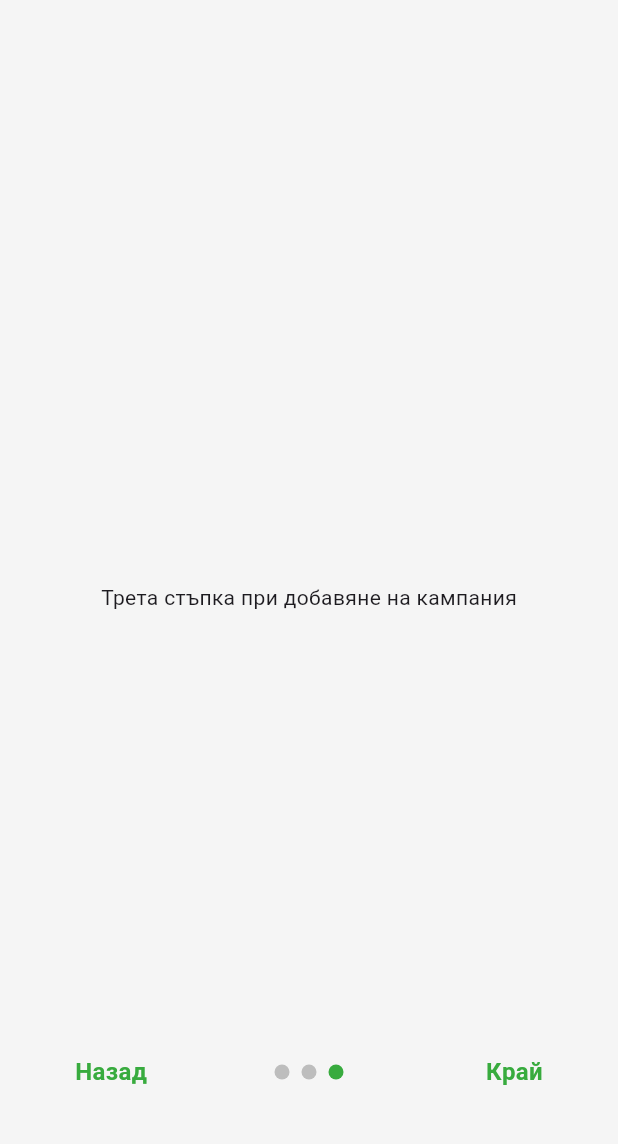
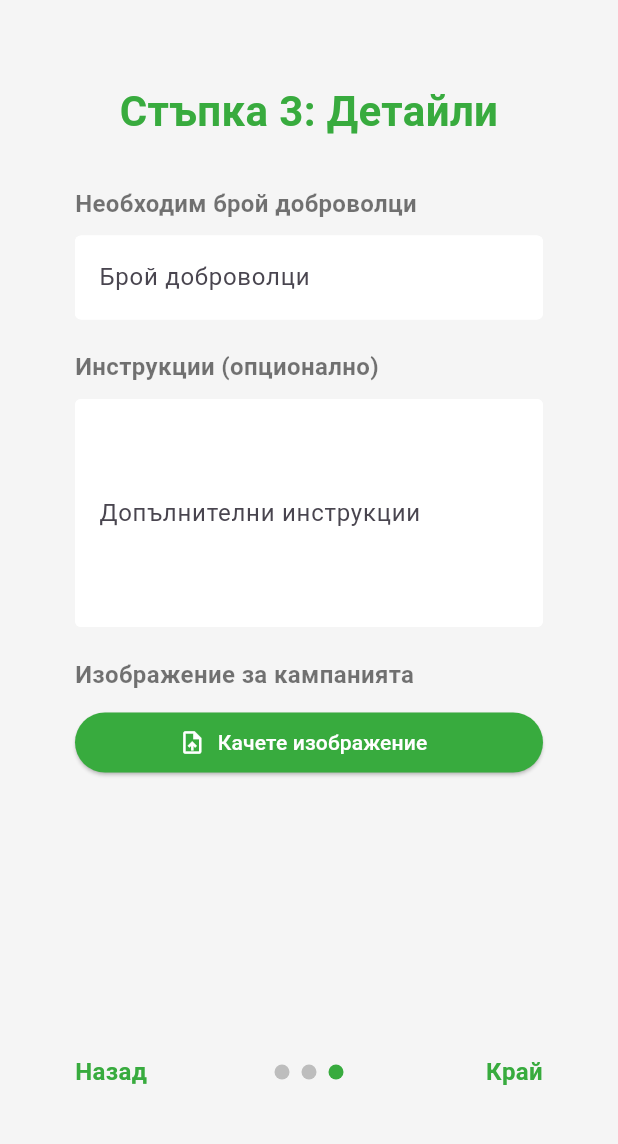
Before and after one commit to ZvezdiPro/Volunteer-Varna, a Flutter app: the CreateCampaign screen opened directly, swiped to page 3, on a phone screen of 412 x 824 dp, the part 63-1207 px from its top. Run offline on Flutter 3.47's test engine with Material 3 defaults, Android fonts, the phone set to English and light mode, and no system bars; drawn by our look-alikes of smooth_page_indicator; our stand-ins replace firebase_auth, firebase_core, flutter_spinkit; accounts and stored records are empty.

Commit message:
Finished the third campaign creation screen
Inputs for required number of volunteers, (optional) instructions and image upload. To-do: Implement image upload functionality and change the number input

```diff
--- a/lib/screens/main/create_campaign_step_three.dart
+++ b/lib/screens/main/create_campaign_step_three.dart
@@ -1,6 +1,7 @@
 import 'package:flutter/material.dart';
 import 'package:volunteer_app/shared/colors.dart';
 import 'package:volunteer_app/models/campaign_data.dart';
+import 'package:volunteer_app/shared/constants.dart';
 
 
 class CreateCampaignStepThree extends StatefulWidget {
@@ -20,11 +21,68 @@ class CreateCampaignStepThree extends StatefulWidget {
 class _CreateCampaignStepThreeState extends State<CreateCampaignStepThree> {
   @override
   Widget build(BuildContext context) {
-    return Container(
-      color: backgroundGrey,
-      child: Center(
-        child: Text('Трета стъпка при добавяне на кампания'),
-      ),
+    return SingleChildScrollView(
+      padding: EdgeInsets.only(left: 50.0, right: 50.0, top: 40.0, bottom: MediaQuery.of(context).viewInsets.bottom + 20),
+      child: Form (
+        key: widget.formKey,
+        child: Column(
+          crossAxisAlignment: CrossAxisAlignment.stretch,
+          children: <Widget>[
+            // Heading
+            Text('Стъпка 3: Детайли', style: mainHeadingStyle, textAlign: TextAlign.center),
+            SizedBox(height: 30.0),
+
+            // Required Volunteers
+            // TODO: Make it a field with increment/decrement buttons
+            Text('Необходим брой доброволци', style: textFormFieldHeading),
+            SizedBox(height: 10.0),
+            TextFormField(
+              decoration: textInputDecoration.copyWith(labelText: 'Брой доброволци', hintText: 'Въведете брой'),
+              keyboardType: TextInputType.number,
+              validator: (val) {
+                if (val == null || val.isEmpty) {
+                  return 'Моля, въведете брой доброволци';
+                }
+                if (int.tryParse(val) == null || int.parse(val) <= 0) {
+                  return 'Моля, въведете валиден положителен брой';
+                }
+                return null;
+              },
+              onChanged: (val) => widget.data.requiredVolunteers = int.tryParse(val) ?? 0,
+            ),
+
+            SizedBox(height: 20.0),
+
+            // Instructions (optional)
+            Text('Инструкции (опционално)', style: textFormFieldHeading),
+            SizedBox(height: 10.0),
+            TextFormField(
+              decoration: textInputDecoration.copyWith(labelText: 'Допълнителни инструкции', hintText: 'Например: носете ръкавици и чували'),
+              onChanged: (val) => widget.data.instructions = val,
+              maxLines: 5,
+              keyboardType: TextInputType.multiline,
+            ),
+
+            SizedBox(height: 20.0),
+
+            // Upload image (optional)
+            Text('Изображение за кампанията', style: textFormFieldHeading),
+            SizedBox(height: 10.0),
+            ElevatedButton.icon(
+              icon: Icon(Icons.upload_file, color: Colors.white),
+              label: Text('Качете изображение', style: TextStyle(color: Colors.white)),
+              style: ElevatedButton.styleFrom(
+                backgroundColor: greenPrimary,
+              ),
+              onPressed: () {
+                // TODO: Implement image upload functionality
+                // Update widget.data.imagePath accordingly
+              },
+            ),
+
+          ]
+        ),
+      )
     );
   }
 }
```
